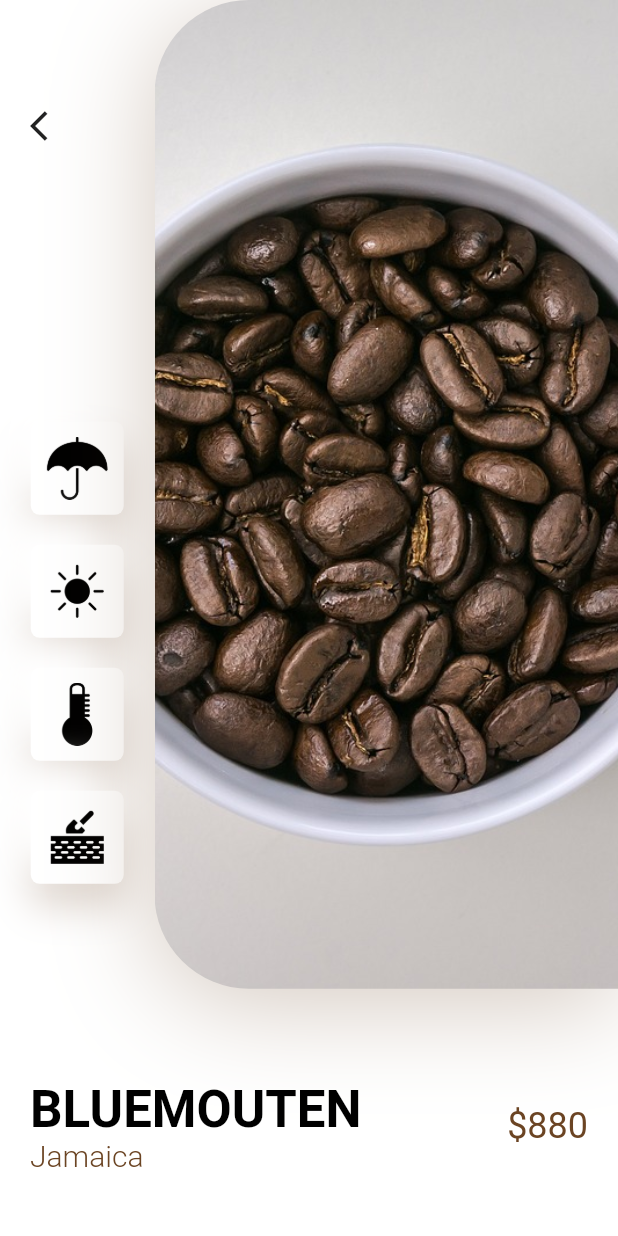
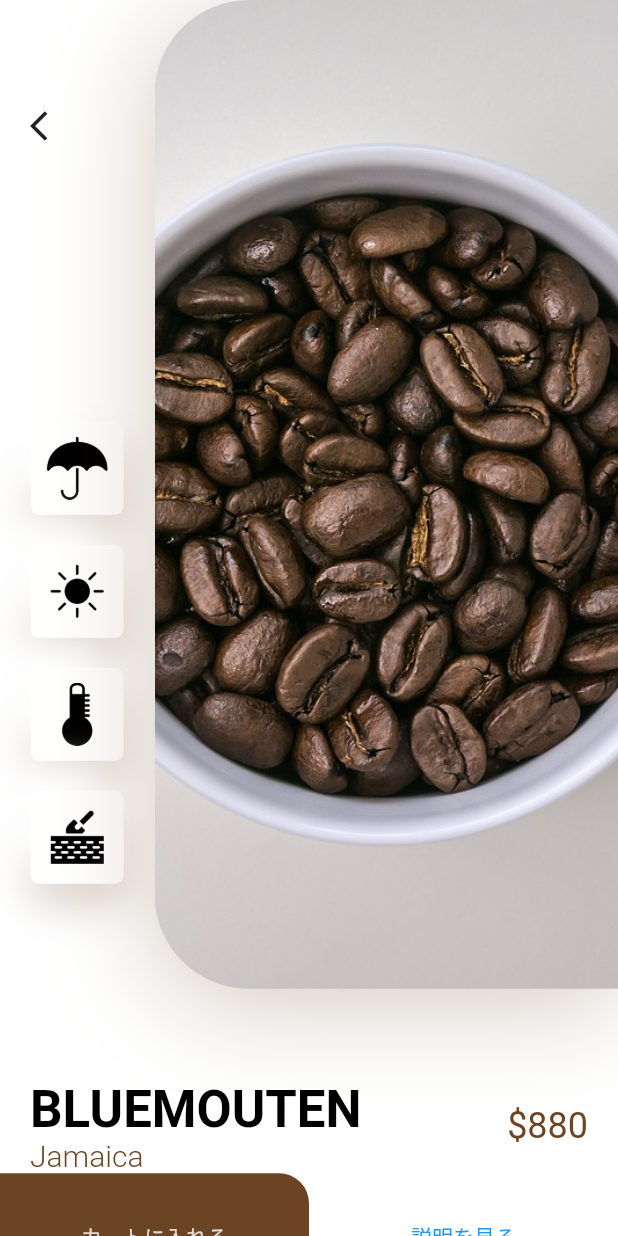
Before and after one commit to shinnkura/coffee_app, a Flutter app: the DetailsScreen screen opened directly, on a phone screen of 412 x 824 dp. Run offline on Flutter 3.47's test engine with Material 2 defaults, Android fonts, the phone set to English and light mode, and no system bars.

Commit message:
cart_and_description.dartファイルを作成

```diff
--- a/lib/screens/details/components/body.dart
+++ b/lib/screens/details/components/body.dart
@@ -1,5 +1,7 @@
+import 'package:coffee_app/constants.dart';
 import 'package:flutter/material.dart';
 
+import 'cart_and_description.dart';
 import 'image_and_icon.dart';
 import 'title_and_price.dart';
 
@@ -18,6 +20,8 @@ class Body extends StatelessWidget {
             country: "Jamaica",
             price: 880,
           ),
+          CartAndDescription(size: size),
+          const SizedBox(height: kDefaultPadding * 2),
         ],
       ),
     );
--- /dev/null
+++ b/lib/screens/details/components/cart_and_description.dart
@@ -0,0 +1,46 @@
+import 'package:flutter/material.dart';
+
+import '../../../constants.dart';
+
+class CartAndDescription extends StatelessWidget {
+  const CartAndDescription({
+    super.key,
+    required this.size,
+  });
+
+  final Size size;
+
+  @override
+  Widget build(BuildContext context) {
+    return Row(
+      children: <Widget>[
+        SizedBox(
+          width: size.width / 2,
+          height: 84,
+          child: TextButton(
+            onPressed: () {},
+            style: ButtonStyle(
+              foregroundColor: MaterialStateProperty.all<Color>(
+                  Colors.white.withOpacity(0.8)),
+              backgroundColor: MaterialStateProperty.all<Color>(kPrimaryColor),
+              shape: MaterialStateProperty.all<RoundedRectangleBorder>(
+                const RoundedRectangleBorder(
+                  borderRadius: BorderRadius.only(
+                    topRight: Radius.circular(20),
+                  ),
+                ),
+              ),
+            ),
+            child: const Text('カートに入れる'),
+          ),
+        ),
+        Expanded(
+          child: TextButton(
+            onPressed: () {},
+            child: const Text('説明を見る'),
+          ),
+        ),
+      ],
+    );
+  }
+}
```
